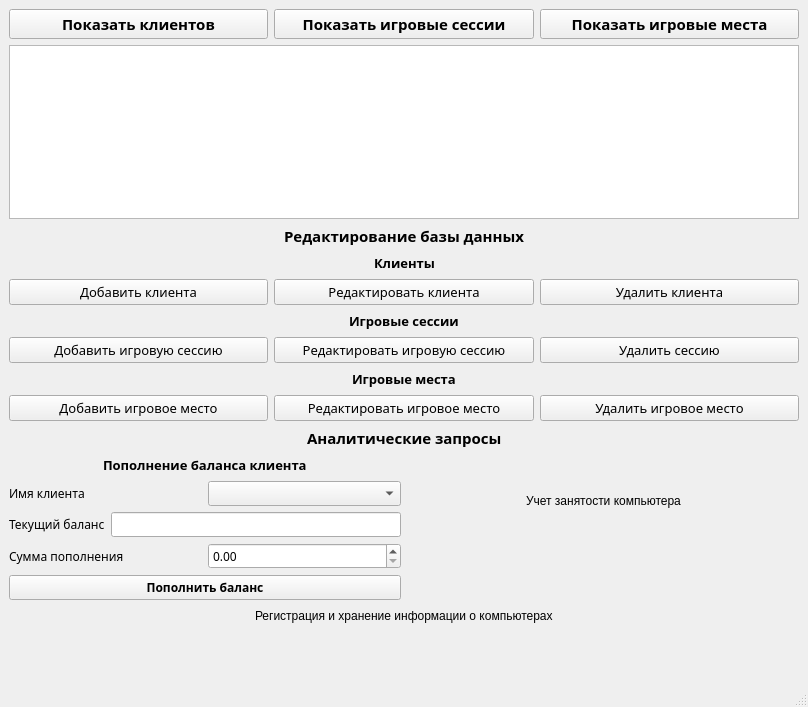
The window that Computer_club/mainwindow.ui (nydrawandcry/ComputerClub_Database) describes before a commit, drawn with Qt 5.
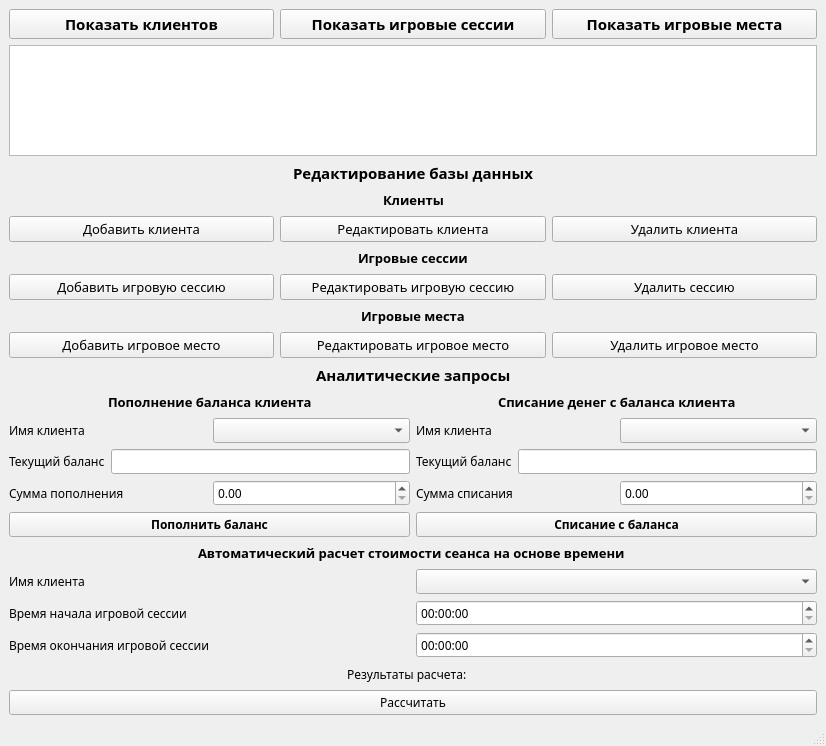
The same window after the commit.

Commit message: full ready interface

The edit to the form file:
```diff
--- a/Computer_club/mainwindow.ui
+++ b/Computer_club/mainwindow.ui
@@ -6,8 +6,8 @@
    <rect>
     <x>0</x>
     <y>0</y>
-    <width>808</width>
-    <height>707</height>
+    <width>826</width>
+    <height>746</height>
    </rect>
   </property>
   <property name="windowTitle">
@@ -616,23 +616,20 @@
          </layout>
         </item>
         <item>
-         <layout class="QVBoxLayout" name="verticalLayout_2">
-          <property name="topMargin">
+         <layout class="QVBoxLayout" name="verticalLayout_5">
+          <property name="rightMargin">
            <number>0</number>
           </property>
           <property name="bottomMargin">
-           <number>54</number>
+           <number>0</number>
           </property>
           <item>
-           <layout class="QHBoxLayout" name="horizontalLayout_14">
-            <property name="topMargin">
-             <number>0</number>
-            </property>
+           <layout class="QHBoxLayout" name="horizontalLayout_15">
             <property name="rightMargin">
              <number>0</number>
             </property>
             <item>
-             <spacer name="horizontalSpacer_14">
+             <spacer name="horizontalSpacer_16">
               <property name="orientation">
                <enum>Qt::Orientation::Horizontal</enum>
               </property>
@@ -645,14 +642,21 @@
              </spacer>
             </item>
             <item>
-             <widget class="QLabel" name="label_7">
+             <widget class="QLabel" name="label_8">
+              <property name="font">
+               <font>
+                <family>Century Gothic</family>
+                <pointsize>10</pointsize>
+                <bold>true</bold>
+               </font>
+              </property>
               <property name="text">
-               <string>Учет занятости компьютера</string>
+               <string>Списание денег с баланса клиента</string>
               </property>
              </widget>
             </item>
             <item>
-             <spacer name="horizontalSpacer_13">
+             <spacer name="horizontalSpacer_15">
               <property name="orientation">
                <enum>Qt::Orientation::Horizontal</enum>
               </property>
@@ -666,25 +670,122 @@
             </item>
            </layout>
           </item>
+          <item>
+           <layout class="QHBoxLayout" name="horizontalLayout_23">
+            <item>
+             <widget class="QLabel" name="label_16">
+              <property name="font">
+               <font>
+                <family>Century Gothic</family>
+               </font>
+              </property>
+              <property name="text">
+               <string>Имя клиента</string>
+              </property>
+             </widget>
+            </item>
+            <item>
+             <widget class="QComboBox" name="ClientBalanceMinus">
+              <property name="font">
+               <font>
+                <family>Century Gothic</family>
+               </font>
+              </property>
+             </widget>
+            </item>
+           </layout>
+          </item>
+          <item>
+           <layout class="QHBoxLayout" name="horizontalLayout_22">
+            <item>
+             <widget class="QLabel" name="label_18">
+              <property name="font">
+               <font>
+                <family>Century Gothic</family>
+               </font>
+              </property>
+              <property name="text">
+               <string>Текущий баланс</string>
+              </property>
+             </widget>
+            </item>
+            <item>
+             <widget class="QLineEdit" name="CurrentBalanceMinus">
+              <property name="font">
+               <font>
+                <family>Century Gothic</family>
+               </font>
+              </property>
+              <property name="readOnly">
+               <bool>true</bool>
+              </property>
+             </widget>
+            </item>
+           </layout>
+          </item>
+          <item>
+           <layout class="QHBoxLayout" name="horizontalLayout_24">
+            <property name="topMargin">
+             <number>0</number>
+            </property>
+            <item>
+             <widget class="QLabel" name="label_17">
+              <property name="font">
+               <font>
+                <family>Century Gothic</family>
+               </font>
+              </property>
+              <property name="text">
+               <string>Сумма списания</string>
+              </property>
+             </widget>
+            </item>
+            <item>
+             <widget class="QDoubleSpinBox" name="MinusBalanceAmount">
+              <property name="font">
+               <font>
+                <family>Century Gothic</family>
+               </font>
+              </property>
+             </widget>
+            </item>
+           </layout>
+          </item>
+          <item>
+           <widget class="QPushButton" name="MinusBalance">
+            <property name="font">
+             <font>
+              <family>Century Gothic</family>
+              <bold>true</bold>
+             </font>
+            </property>
+            <property name="text">
+             <string>Списание с баланса</string>
+            </property>
+           </widget>
+          </item>
          </layout>
         </item>
        </layout>
       </item>
       <item>
-       <layout class="QVBoxLayout" name="verticalLayout_5">
-        <property name="rightMargin">
+       <layout class="QVBoxLayout" name="verticalLayout_2">
+        <property name="topMargin">
          <number>0</number>
         </property>
         <property name="bottomMargin">
-         <number>50</number>
+         <number>0</number>
         </property>
         <item>
-         <layout class="QHBoxLayout" name="horizontalLayout_15">
+         <layout class="QHBoxLayout" name="horizontalLayout_14">
+          <property name="topMargin">
+           <number>0</number>
+          </property>
           <property name="rightMargin">
            <number>0</number>
           </property>
           <item>
-           <spacer name="horizontalSpacer_16">
+           <spacer name="horizontalSpacer_14">
             <property name="orientation">
              <enum>Qt::Orientation::Horizontal</enum>
             </property>
@@ -697,14 +798,21 @@
            </spacer>
           </item>
           <item>
-           <widget class="QLabel" name="label_8">
+           <widget class="QLabel" name="label_7">
+            <property name="font">
+             <font>
+              <family>Century Gothic</family>
+              <pointsize>10</pointsize>
+              <bold>true</bold>
+             </font>
+            </property>
             <property name="text">
-             <string>Регистрация и хранение информации о компьютерах</string>
+             <string>Автоматический расчет стоимости сеанса на основе времени </string>
             </property>
            </widget>
           </item>
           <item>
-           <spacer name="horizontalSpacer_15">
+           <spacer name="horizontalSpacer_13">
             <property name="orientation">
              <enum>Qt::Orientation::Horizontal</enum>
             </property>
@@ -718,6 +826,150 @@
           </item>
          </layout>
         </item>
+        <item>
+         <layout class="QHBoxLayout" name="horizontalLayout_19">
+          <item>
+           <widget class="QLabel" name="label_12">
+            <property name="font">
+             <font>
+              <family>Century Gothic</family>
+             </font>
+            </property>
+            <property name="text">
+             <string>Имя клиента</string>
+            </property>
+           </widget>
+          </item>
+          <item>
+           <widget class="QComboBox" name="ClientAuto">
+            <property name="font">
+             <font>
+              <family>Century Gothic</family>
+             </font>
+            </property>
+           </widget>
+          </item>
+         </layout>
+        </item>
+        <item>
+         <layout class="QHBoxLayout" name="horizontalLayout_13">
+          <item>
+           <widget class="QLabel" name="label_13">
+            <property name="font">
+             <font>
+              <family>Century Gothic</family>
+             </font>
+            </property>
+            <property name="text">
+             <string>Время начала игровой сессии</string>
+            </property>
+           </widget>
+          </item>
+          <item>
+           <widget class="QTimeEdit" name="startAuto">
+            <property name="font">
+             <font>
+              <family>Century Gothic</family>
+             </font>
+            </property>
+           </widget>
+          </item>
+         </layout>
+        </item>
+        <item>
+         <layout class="QHBoxLayout" name="horizontalLayout_20">
+          <item>
+           <widget class="QLabel" name="label_14">
+            <property name="font">
+             <font>
+              <family>Century Gothic</family>
+             </font>
+            </property>
+            <property name="text">
+             <string>Время окончания игровой сессии</string>
+            </property>
+           </widget>
+          </item>
+          <item>
+           <widget class="QTimeEdit" name="EndAuto">
+            <property name="font">
+             <font>
+              <family>Century Gothic</family>
+             </font>
+            </property>
+           </widget>
+          </item>
+         </layout>
+        </item>
+        <item>
+         <layout class="QHBoxLayout" name="horizontalLayout_21">
+          <property name="topMargin">
+           <number>0</number>
+          </property>
+          <item>
+           <spacer name="horizontalSpacer_18">
+            <property name="orientation">
+             <enum>Qt::Orientation::Horizontal</enum>
+            </property>
+            <property name="sizeHint" stdset="0">
+             <size>
+              <width>40</width>
+              <height>20</height>
+             </size>
+            </property>
+           </spacer>
+          </item>
+          <item>
+           <widget class="QLabel" name="label_15">
+            <property name="font">
+             <font>
+              <family>Century Gothic</family>
+             </font>
+            </property>
+            <property name="text">
+             <string>Результаты расчета:</string>
+            </property>
+           </widget>
+          </item>
+          <item>
+           <widget class="QLabel" name="Results">
+            <property name="font">
+             <font>
+              <family>Century Gothic</family>
+             </font>
+            </property>
+            <property name="text">
+             <string/>
+            </property>
+           </widget>
+          </item>
+          <item>
+           <spacer name="horizontalSpacer_17">
+            <property name="orientation">
+             <enum>Qt::Orientation::Horizontal</enum>
+            </property>
+            <property name="sizeHint" stdset="0">
+             <size>
+              <width>40</width>
+              <height>20</height>
+             </size>
+            </property>
+           </spacer>
+          </item>
+         </layout>
+        </item>
+        <item>
+         <widget class="QPushButton" name="AutoCount">
+          <property name="font">
+           <font>
+            <family>Century Gothic</family>
+           </font>
+          </property>
+          <property name="text">
+           <string>Рассчитать</string>
+          </property>
+         </widget>
+        </item>
        </layout>
       </item>
      </layout>
```
Left out of the diff: 2 changed lines with no effect on the pictures.
